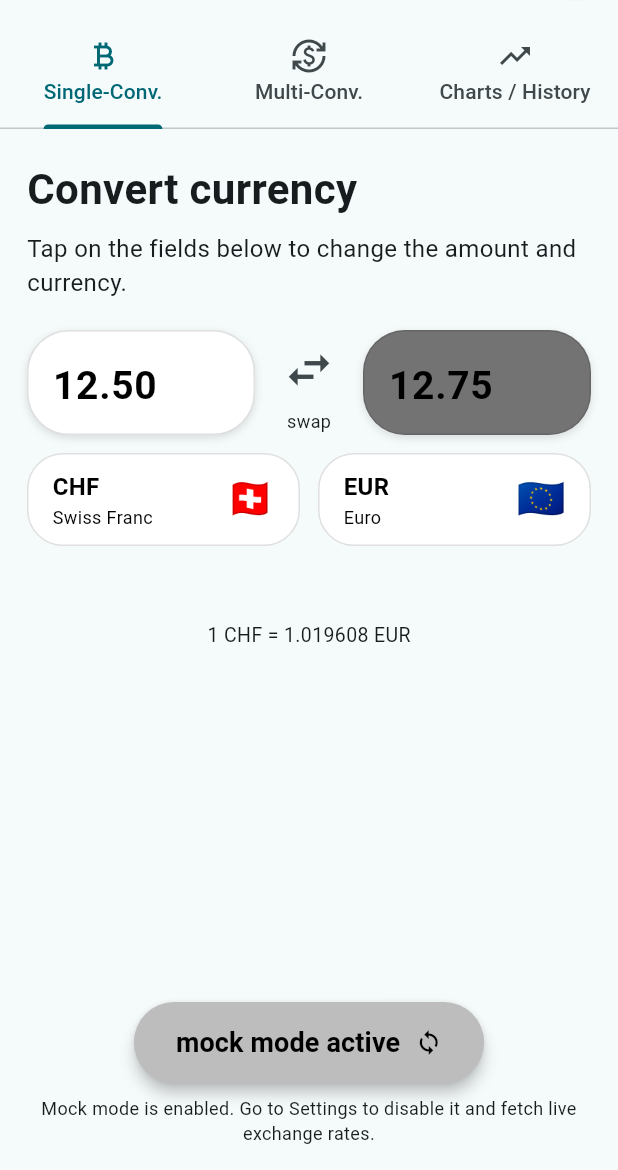
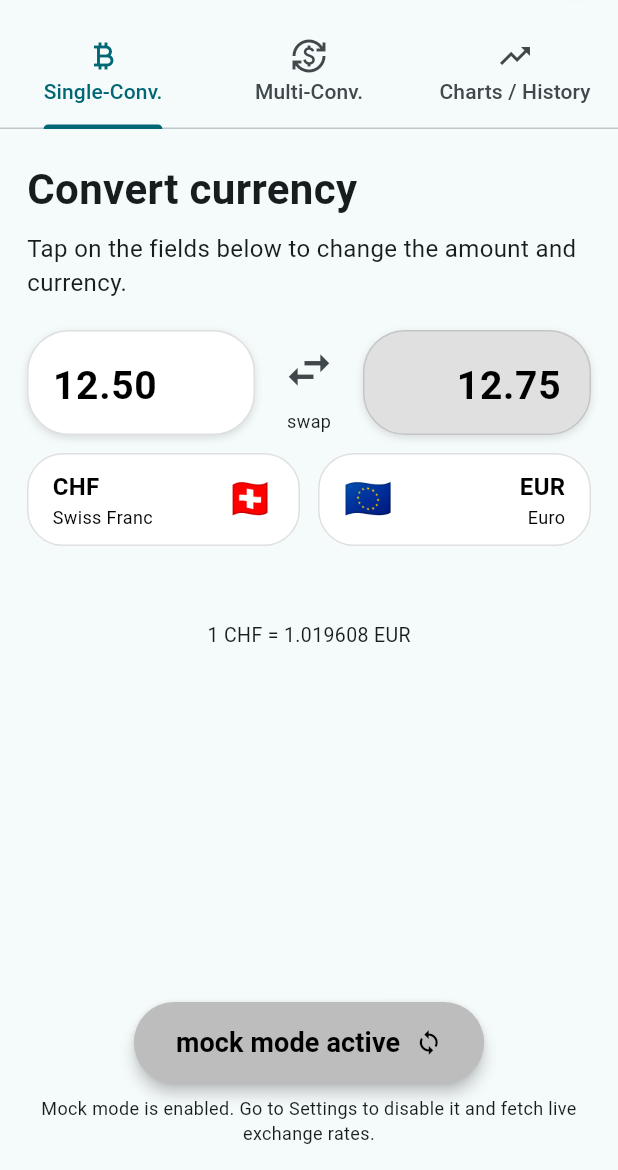
Before and after one commit to dariohaefliger/currentcy, a Flutter app: the screen it shows after launch, on a phone screen of 412 x 824 dp, the part 66-1236 px from its top. Run offline on Flutter 3.47's test engine with Material 3 defaults, Android fonts, the phone set to English and light mode, and no system bars; our stand-ins replace shared_preferences.

Commit message:
UI: unification of design, background colors, alignment. better visibility for multi conv

```diff
--- a/lib/page/single_conv.dart
+++ b/lib/page/single_conv.dart
@@ -480,8 +480,7 @@ class _SingleConvState extends State<SingleConv> {
                     padding: const EdgeInsets.symmetric(
                         horizontal: 16, vertical: 14),
                     decoration: BoxDecoration(
-                      color:
-                          const Color.fromARGB(255, 116, 115, 115),
+                      color: Colors.grey.shade300,
                       borderRadius: BorderRadius.circular(28),
                       border:
                           Border.all(color: Colors.black12),
@@ -497,6 +496,7 @@ class _SingleConvState extends State<SingleConv> {
                       controller: toController,
                       readOnly: true,
                       onTap: _onRightButtonPressed,
+                      textAlign: TextAlign.right, // <-- rechtsbündig Zahlen
                       style: const TextStyle(
                           fontSize: 26,
                           fontWeight: FontWeight.bold,
@@ -598,10 +598,18 @@ class _SingleConvState extends State<SingleConv> {
                         mainAxisAlignment:
                             MainAxisAlignment.spaceBetween,
                         children: [
+                          Text(
+                            CurrencyRepository.flagFor(toCurrency),
+                            style: const TextStyle(
+                              fontSize: 26,
+                              color: Colors.black,
+                            ),
+                          ),
+                          const SizedBox(width: 8),
                           Flexible(
                             child: Column(
                               crossAxisAlignment:
-                                  CrossAxisAlignment.start,
+                                  CrossAxisAlignment.end,
                               children: [
                                 Text(
                                   toCurrency,
@@ -609,11 +617,13 @@ class _SingleConvState extends State<SingleConv> {
                                   overflow:
                                       TextOverflow.ellipsis,
                                   softWrap: false,
+                                  textAlign: TextAlign.right,
                                   style: const TextStyle(
-                                      color: Colors.black,
-                                      fontWeight:
-                                          FontWeight.bold,
-                                      fontSize: 16),
+                                    color: Colors.black,
+                                    fontWeight:
+                                        FontWeight.bold,
+                                    fontSize: 16,
+                                  ),
                                 ),
                                 Text(
                                   toName,
@@ -621,19 +631,14 @@ class _SingleConvState extends State<SingleConv> {
                                   overflow:
                                       TextOverflow.ellipsis,
                                   softWrap: false,
+                                  textAlign: TextAlign.right,
                                   style: const TextStyle(
-                                      color: Colors.black,
-                                      fontSize: 12),
+                                    color: Colors.black,
+                                    fontSize: 12,
+                                  ),
                                 ),
                               ],
                             ),
-                          ),
-                          Text(
-                            CurrencyRepository.flagFor(
-                                toCurrency),
-                            style: const TextStyle(
-                                fontSize: 26,
-                                color: Colors.black),
                           ),
                         ],
                       ),
```
Also changed, not shown: lib/page/multi_conv.dart (+34 -15 lines), pubspec.lock.
